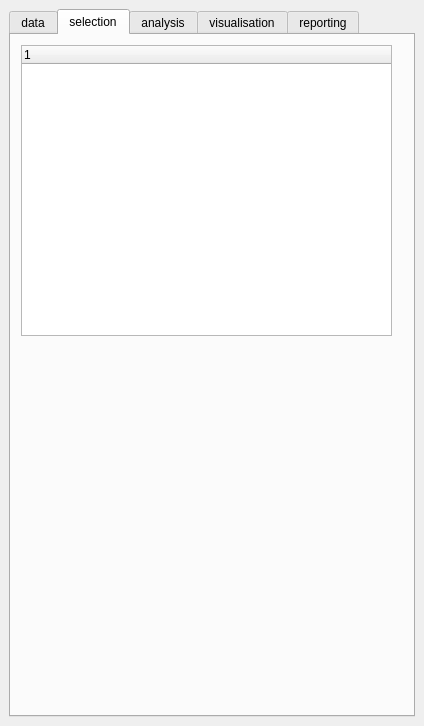
SimonGriffioen/GEO1005, file PASCAL2/spatial_decision_dockwidget_base.ui: the form before one commit.
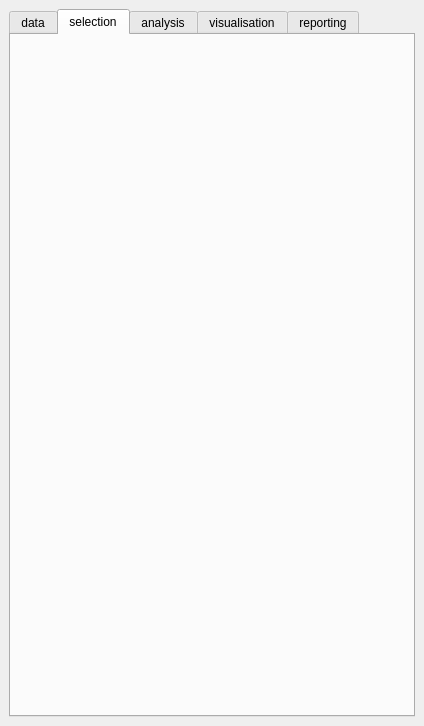
The form after the commit.

Commit message: erase selection tree feature

Patch:
```diff
--- a/PASCAL2/spatial_decision_dockwidget_base.ui
+++ b/PASCAL2/spatial_decision_dockwidget_base.ui
@@ -38,21 +38,6 @@
        <attribute name="title">
         <string>selection</string>
        </attribute>
-       <widget class="QTreeWidget" name="selectionTree">
-        <property name="geometry">
-         <rect>
-          <x>10</x>
-          <y>10</y>
-          <width>371</width>
-          <height>291</height>
-         </rect>
-        </property>
-        <column>
-         <property name="text">
-          <string notr="true">1</string>
-         </property>
-        </column>
-       </widget>
       </widget>
       <widget class="QWidget" name="analysisTab">
        <attribute name="title">
```
The commit also changes 1 other file.
